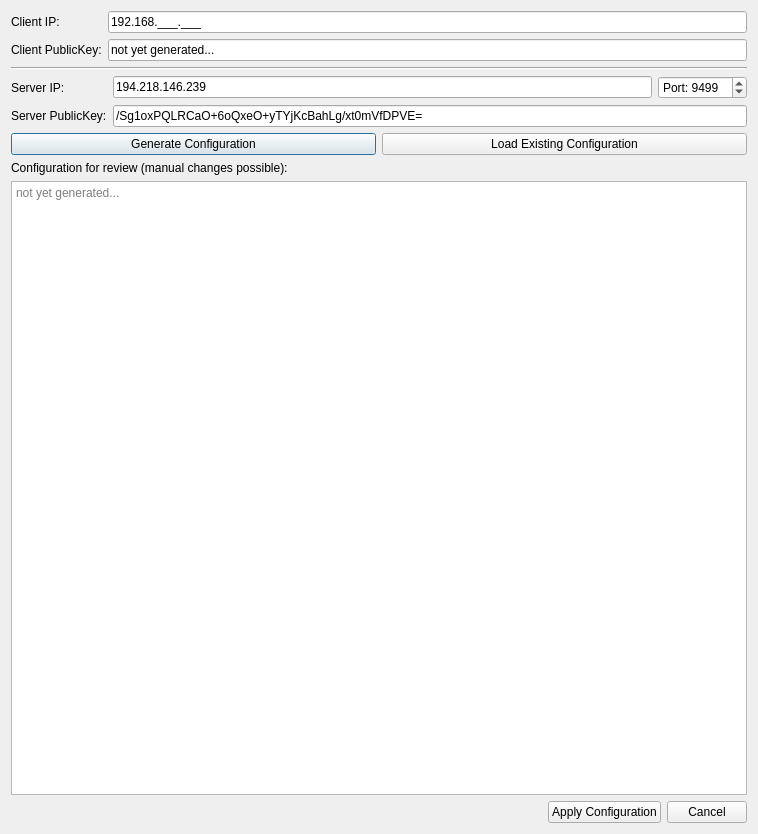
The window that Linux/RControlStation/wireguard.ui (vedderb/rise_sdvp) describes before a commit, drawn with Qt 5.
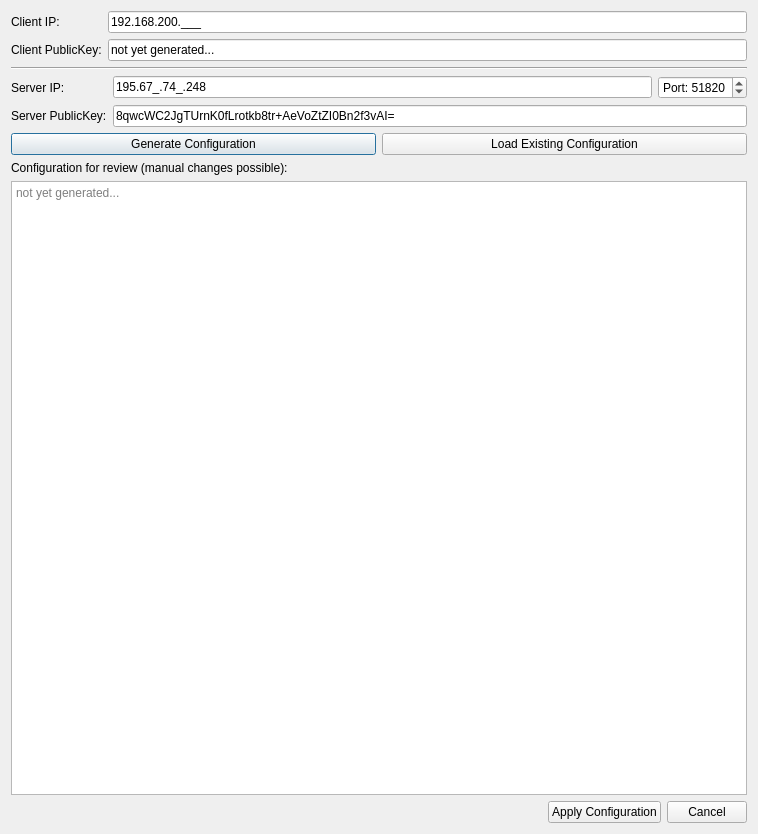
The same window after the commit.

Commit message: RControlStation/wireguard: set default values for uppsala basestation

Diff of the .ui file:
```diff
--- a/Linux/RControlStation/wireguard.ui
+++ b/Linux/RControlStation/wireguard.ui
@@ -39,7 +39,7 @@
         <string>000.000.000.000;_</string>
        </property>
        <property name="text">
-        <string>192.168..</string>
+        <string>192.168.200.</string>
        </property>
       </widget>
      </item>
@@ -76,7 +76,7 @@
         <number>99999</number>
        </property>
        <property name="value">
-        <number>9499</number>
+        <number>51820</number>
        </property>
       </widget>
      </item>
@@ -89,7 +89,7 @@
         <string>000.000.000.000;_</string>
        </property>
        <property name="text">
-        <string>194.218.146.239</string>
+        <string>195.67.74.248</string>
        </property>
       </widget>
      </item>
@@ -115,7 +115,7 @@
           <string>VPN (WireGuard) server's public key.</string>
          </property>
          <property name="text">
-          <string notr="true">/Sg1oxPQLRCaO+6oQxeO+yTYjKcBahLg/xt0mVfDPVE=</string>
+          <string notr="true">8qwcWC2JgTUrnK0fLrotkb8tr+AeVoZtZI0Bn2f3vAI=</string>
          </property>
         </widget>
        </item>
```
